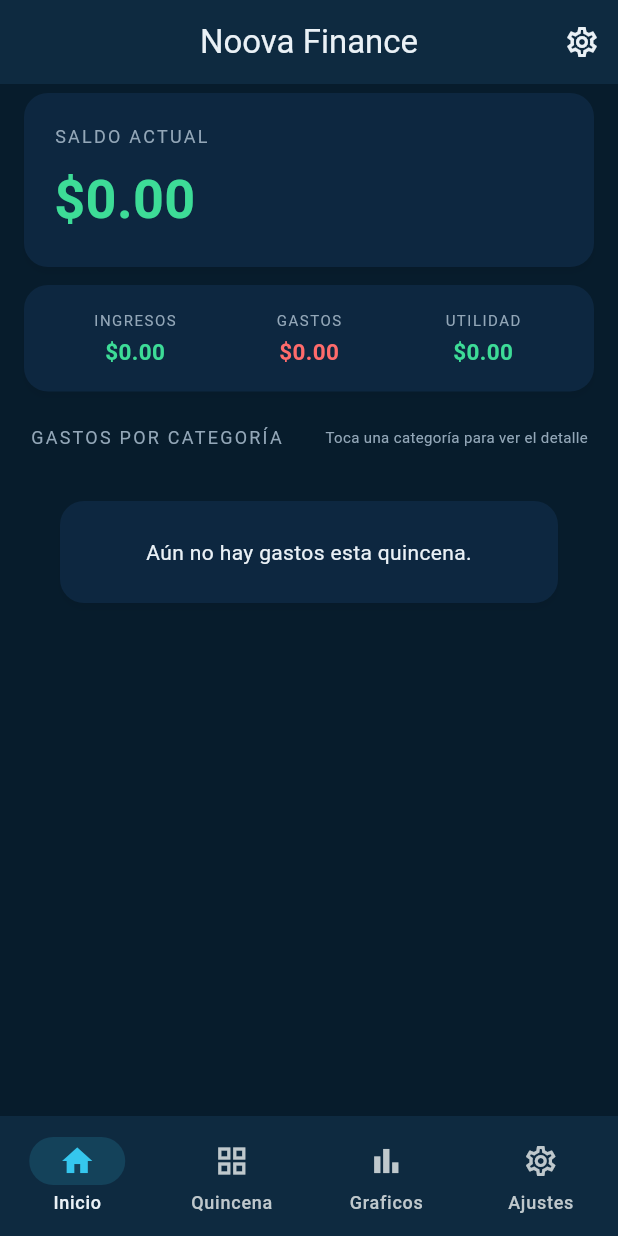
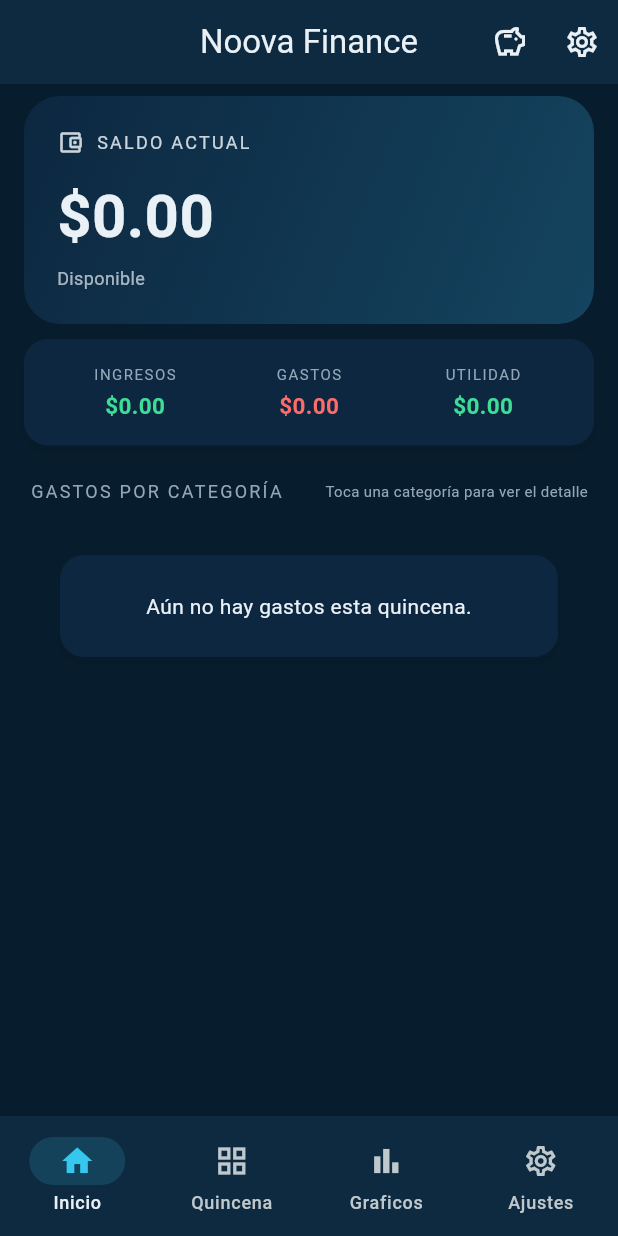
Before and after one commit to emilio2883/Noova-Finance, a Flutter app: the ImportScreen screen opened by its route, after a tap on the "arrow back" icon, after a tap on "Modo oscuro", on a phone screen of 412 x 824 dp. Run offline on Flutter 3.47's test engine with Material 3 defaults, Android fonts, the phone set to English and light mode, and no system bars; our stand-ins replace decimal, file_picker, fl_chart, flutter_local_notifications, flutter_riverpod, go_router and 4 more; missing offline and left inert: syncfusion_flutter_xlsio; accounts and stored records are empty; generated files the repository leaves out were written again.

Commit message:
feat(phase5+6): Result/error states, dashboard insights+hero, savings goals
Phase 5 (architecture/errors):
- core/result.dart (sealed Result<T,E> + runCatching)
- shared/ui: EmptyState, ErrorState (retry), LoadingState
- dashboard + goals use friendly Loading/Error states
- specs/premium/phase5.md: Riverpod v3 migration plan

Phase 6a (dashboard insights):
- hero navy SaldoCard (gradient, tabular figures)
- insights.dart + _InsightsSection (utility, top category, budget alerts)

Phase 6b (savings goals - new feature):
- Isar SavingsGoal model + repo + provider + /goals route
- GoalsScreen: list, create, contribute, animated bars, empty/error states
- dashboard appbar 'Metas de ahorro' entry point
- savings_goal_repo_test (3 tests)

analyze clean, gate green, 55/55 tests

```diff
--- a/lib/core/router.dart
+++ b/lib/core/router.dart
@@ -8,6 +8,7 @@ import '../features/budgets/budgets_screen.dart';
 import '../features/categories/categories_screen.dart';
 import '../features/charts/charts_screen.dart';
 import '../features/dashboard/dashboard_screen.dart';
+import '../features/goals/goals_screen.dart';
 import '../features/import/import_screen.dart';
 import '../features/quincenal/quincenal_screen.dart';
 import '../features/settings/settings_screen.dart';
@@ -64,6 +65,10 @@ GoRouter buildRouter() {
         builder: (context, state) => const ImportScreen(),
       ),
       GoRoute(
+        path: '/goals',
+        builder: (context, state) => const GoalsScreen(),
+      ),
+      GoRoute(
         path: '/settings',
         builder: (context, state) => const SettingsScreen(),
       ),
--- a/lib/data/database.dart
+++ b/lib/data/database.dart
@@ -6,6 +6,7 @@ import 'models/budget.dart';
 import 'models/category.dart';
 import 'models/import_record.dart';
 import 'models/recurring_rule.dart';
+import 'models/savings_goal.dart';
 import 'models/transaction.dart';
 
 /// Isar database setup. Offline-first: all data lives on device.
@@ -23,6 +24,7 @@ class AppDatabase {
         BudgetSchema,
         AppSettingsSchema,
         ImportRecordSchema,
+        SavingsGoalSchema,
       ],
       directory: dir.path,
       name: 'noova_finance',
--- a/lib/data/providers.dart
+++ b/lib/data/providers.dart
@@ -5,6 +5,7 @@ import 'database.dart';
 import 'repositories/budget_repo.dart';
 import 'repositories/category_repo.dart';
 import 'repositories/recurring_repo.dart';
+import 'repositories/savings_goal_repo.dart';
 import 'repositories/settings_repo.dart';
 import 'repositories/transaction_repo.dart';
 import 'services/budget_checker.dart';
@@ -41,6 +42,11 @@ final budgetRepoProvider = FutureProvider<BudgetRepository>((ref) async {
   return BudgetRepository(isar);
 });
 
+final savingsGoalRepoProvider = FutureProvider<SavingsGoalRepository>((ref) async {
+  final isar = await ref.watch(isarProvider.future);
+  return SavingsGoalRepository(isar);
+});
+
 final settingsRepoProvider = FutureProvider<SettingsRepository>((ref) async {
   final isar = await ref.watch(isarProvider.future);
   return SettingsRepository(isar);
--- a/lib/features/dashboard/dashboard_screen.dart
+++ b/lib/features/dashboard/dashboard_screen.dart
@@ -4,6 +4,9 @@ import 'package:flutter_riverpod/flutter_riverpod.dart';
 import 'package:go_router/go_router.dart';
 
 import 'package:noova_finance/theme/app_theme.dart';
+import '../../shared/ui/error_state.dart';
+import '../../shared/ui/loading_state.dart';
+import 'insights.dart';
 import '../../core/utils/money_format.dart';
 import '../../shared/widgets/main_nav_bar.dart';
 import 'providers/dashboard_provider.dart';
@@ -28,6 +31,11 @@ class DashboardScreen extends ConsumerWidget {
         title: const Text('Noova Finance'),
         actions: [
           IconButton(
+            icon: const Icon(Icons.savings_outlined),
+            tooltip: 'Metas de ahorro',
+            onPressed: () => context.push('/goals'),
+          ),
+          IconButton(
             icon: const Icon(Icons.settings_outlined),
             onPressed: () => context.go('/settings'),
           ),
@@ -38,8 +46,8 @@ class DashboardScreen extends ConsumerWidget {
         switchInCurve: AppMotion.standardDecelerate,
         switchOutCurve: AppMotion.standardAccelerate,
         child: dashboardAsync.when(
-        loading: () => const Center(child: CircularProgressIndicator()),
-        error: (e, _) => Center(child: Text('Error: $e')),
+        loading: () => const LoadingState(),
+        error: (e, _) => ErrorState(message: 'No pudimos cargar tu dashboard.', onRetry: () => ref.invalidate(dashboardProvider)),
         data: (d) {
           final spends = d.categorySpending
               .where((s) => s.total > Decimal.zero)
@@ -59,6 +67,7 @@ class DashboardScreen extends ConsumerWidget {
                   utilidadPositiva: d.utilidadMes >= Decimal.zero,
                 ),
                 if (d.globalBudget > Decimal.zero) _GlobalBudgetCard(data: d),
+                _InsightsSection(insights: buildInsights(d)),
                 Padding(
                   padding: const EdgeInsets.fromLTRB(20, 16, 20, 4),
                   child: Row(
@@ -152,3 +161,77 @@ class _GlobalBudgetCard extends StatelessWidget {
     );
   }
 }
+
+/// Horizontal-free list of insight cards shown under the budget card.
+class _InsightsSection extends StatelessWidget {
+  final List<Insight> insights;
+  const _InsightsSection({required this.insights});
+
+  @override
+  Widget build(BuildContext context) {
+    if (insights.isEmpty) return const SizedBox.shrink();
+    return Padding(
+      padding: const EdgeInsets.fromLTRB(16, 12, 16, 0),
+      child: Column(
+        crossAxisAlignment: CrossAxisAlignment.start,
+        children: [
+          Padding(
+            padding: const EdgeInsets.only(left: 4, bottom: 8),
+            child: Text('INSIGHTS',
+                style: TextStyle(
+                    color: context.app.colors.textSecondary,
+                    fontSize: 12,
+                    letterSpacing: 1.5)),
+          ),
+          for (final i in insights) _InsightCard(insight: i),
+        ],
+      ),
+    );
+  }
+}
+
+class _InsightCard extends StatelessWidget {
+  final Insight insight;
+  const _InsightCard({required this.insight});
+
+  @override
+  Widget build(BuildContext context) {
+    final c = context.app.colors;
+    final color = switch (insight.tone) {
+      InsightTone.positive => c.income,
+      InsightTone.negative => c.expense,
+      InsightTone.warning => c.warning,
+      InsightTone.neutral => c.primary,
+    };
+    final icon = switch (insight.tone) {
+      InsightTone.positive => Icons.trending_up,
+      InsightTone.negative => Icons.trending_down,
+      InsightTone.warning => Icons.warning_amber_rounded,
+      InsightTone.neutral => Icons.insights,
+    };
+    return Card(
+      margin: const EdgeInsets.only(bottom: 8),
+      child: Padding(
+        padding: const EdgeInsets.all(12),
+        child: Row(
+          children: [
+            Icon(icon, color: color),
+            const SizedBox(width: 12),
+            Expanded(
+              child: Column(
+                crossAxisAlignment: CrossAxisAlignment.start,
+                children: [
+                  Text(insight.title,
+                      style: const TextStyle(fontWeight: FontWeight.w600)),
+                  const SizedBox(height: 2),
+                  Text(insight.subtitle,
+                      style: TextStyle(fontSize: 12, color: c.textSecondary)),
+                ],
+              ),
+            ),
+          ],
+        ),
+      ),
+    );
+  }
+}
--- /dev/null
+++ b/lib/features/dashboard/insights.dart
@@ -0,0 +1,48 @@
+import 'package:decimal/decimal.dart';
+
+import '../../core/utils/money_format.dart';
+import 'providers/dashboard_provider.dart';
+
+enum InsightTone { positive, negative, warning, neutral }
+
+/// One actionable/at-a-glance insight for the dashboard.
+class Insight {
+  final String title;
+  final String subtitle;
+  final InsightTone tone;
+  const Insight(this.title, this.subtitle, this.tone);
+}
+
+/// Derives a short list of insights from the aggregated dashboard data.
+List<Insight> buildInsights(DashboardData d) {
+  final out = <Insight>[];
+
+  if (d.utilidadMes > Decimal.zero) {
+    out.add(Insight('Vas en positivo',
+        'Utilidad de ${MoneyFormat.format(d.utilidadMes)} este mes', InsightTone.positive));
+  } else if (d.utilidadMes < Decimal.zero) {
+    out.add(Insight('Gastos por encima de ingresos',
+        'Déficit de ${MoneyFormat.format(d.utilidadMes.abs())} este mes', InsightTone.negative));
+  }
+
+  final withSpend =
+      d.categorySpending.where((s) => s.total > Decimal.zero).toList();
+  if (withSpend.isNotEmpty) {
+    final top = withSpend.first;
+    out.add(Insight('Mayor gasto: ${top.parent.name}',
+        '${MoneyFormat.format(top.total)} esta quincena', InsightTone.neutral));
+  }
+
+  for (final s in d.categorySpending.where((s) => s.hasBudget)) {
+    if (s.percentUsed >= 100) {
+      out.add(Insight('${s.parent.name} excedió el presupuesto',
+          '${s.percentUsed}% del presupuesto', InsightTone.negative));
+    } else if (s.percentUsed >= 80) {
+      out.add(Insight('${s.parent.name} cerca del límite',
+          '${s.percentUsed}% del presupuesto', InsightTone.warning));
+    }
+    if (out.length >= 4) break;
+  }
+
+  return out.take(4).toList();
+}
--- a/lib/features/dashboard/widgets/saldo_card.dart
+++ b/lib/features/dashboard/widgets/saldo_card.dart
@@ -1,8 +1,9 @@
 import 'package:flutter/material.dart';
 
+import 'package:noova_finance/theme/app_radii.dart';
 import 'package:noova_finance/theme/app_theme.dart';
 
-/// Big current-saldo card at the top of the dashboard.
+/// Hero current-saldo card (navy gradient, reference look & feel).
 class SaldoCard extends StatelessWidget {
   final String saldoFormatted;
 
@@ -11,31 +12,47 @@ class SaldoCard extends StatelessWidget {
   @override
   Widget build(BuildContext context) {
     final c = context.app.colors;
-    return Card(
-      child: Padding(
-        padding: const EdgeInsets.all(20),
+    return Container(
+      margin: const EdgeInsets.fromLTRB(16, 8, 16, 4),
+      padding: const EdgeInsets.all(22),
+      decoration: BoxDecoration(
+        gradient: LinearGradient(
+          begin: Alignment.topLeft,
+          end: Alignment.bottomRight,
+          colors: [c.hero, Color.lerp(c.hero, c.primary, 0.18)!],
+        ),
+        borderRadius: AppRadii.standard.brXl,
+      ),
       child: Column(
         crossAxisAlignment: CrossAxisAlignment.start,
         children: [
-            Text(
-              'SALDO ACTUAL',
+          Row(
+            children: [
+              Icon(Icons.account_balance_wallet_outlined,
+                  size: 18, color: c.onHero.withValues(alpha: 0.85)),
+              const SizedBox(width: 8),
+              Text('SALDO ACTUAL',
                   style: TextStyle(
-                color: c.textSecondary,
+                      color: c.onHero.withValues(alpha: 0.85),
                       fontSize: 12,
-                letterSpacing: 1.5,
+                      letterSpacing: 1.5)),
+            ],
           ),
-            ),
-            const SizedBox(height: 8),
+          const SizedBox(height: 12),
           Text(
             saldoFormatted,
             style: TextStyle(
-                fontSize: 36,
+              color: c.onHero,
+              fontSize: 40,
               fontWeight: FontWeight.bold,
-                color: c.income,
+              fontFeatures: const [FontFeature.tabularFigures()],
             ),
           ),
+          const SizedBox(height: 4),
+          Text('Disponible',
+              style: TextStyle(
+                  color: c.onHero.withValues(alpha: 0.7), fontSize: 12)),
         ],
-        ),
       ),
     );
   }
```
Also changed, not shown: lib/core/result.dart (added, +37 -0 lines), lib/data/models/savings_goal.dart (added, +35 -0 lines), lib/data/repositories/savings_goal_repo.dart (added, +29 -0 lines), lib/features/goals/goals_screen.dart (added, +205 -0 lines), lib/shared/ui/empty_state.dart (added, +50 -0 lines), lib/shared/ui/error_state.dart (added, +44 -0 lines), lib/shared/ui/loading_state.dart (added, +26 -0 lines), lib/data/models/savings_goal.g.dart (added), 2 other files. Lines whose indentation alone changed are shown as unchanged.
